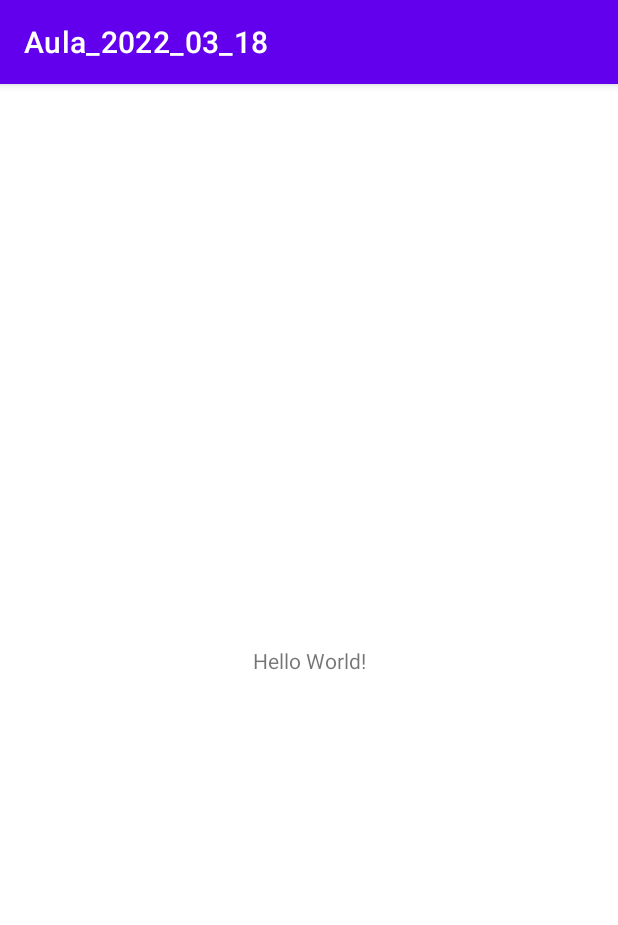
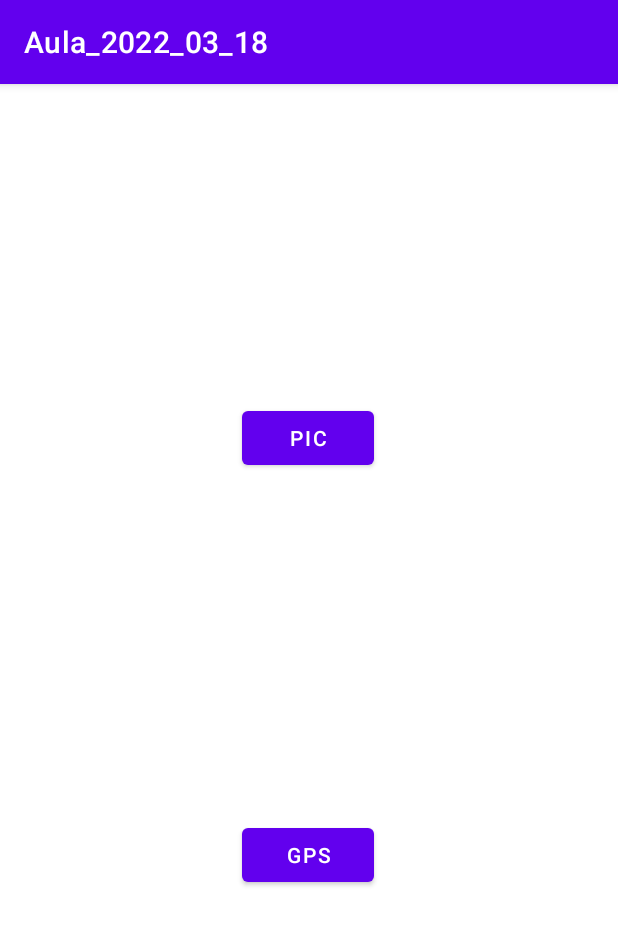
Before and after one commit to lucasnazato/TarefasMobile, an Android app: the screen it shows after launch (MainActivity), on a phone screen of 412 x 824 dp. Shown: the top 925 px of the screen. Run offline under Robolectric (Android 15) with nearby library versions, the phone set to English and light mode, and no system bars.

Commit message:
Main e GPStracker adicionados

```diff
--- a/Aula_2022_03_18/app/src/main/java/com/example/aula_2022_03_18/MainActivity.java
+++ b/Aula_2022_03_18/app/src/main/java/com/example/aula_2022_03_18/MainActivity.java
@@ -1,14 +1,85 @@
 package com.example.aula_2022_03_18;
 
+import androidx.annotation.Nullable;
 import androidx.appcompat.app.AppCompatActivity;
+import androidx.core.app.ActivityCompat;
 
+import android.Manifest;
+import android.content.Intent;
+import android.content.pm.PackageManager;
+import android.graphics.Bitmap;
+import android.location.Location;
 import android.os.Bundle;
+import android.provider.MediaStore;
+import android.view.View;
+import android.widget.Button;
+import android.widget.ImageView;
+import android.widget.Toast;
 
 public class MainActivity extends AppCompatActivity {
 
+    // Criar variaveis para imagem e botão
+    private ImageView imageViewFoto;
+    private Button btnGeo;
+
+    //
     @Override
     protected void onCreate(Bundle savedInstanceState) {
         super.onCreate(savedInstanceState);
         setContentView(R.layout.activity_main);
+
+        // Atribuir botao
+        btnGeo = (Button) findViewById(R.id.btn_gps);
+        ActivityCompat.requestPermissions(this, new String[] {Manifest.permission.ACCESS_FINE_LOCATION}, 123);
+
+        //
+        btnGeo.setOnClickListener(new View.OnClickListener() {
+            //
+            @Override
+            public void onClick(View view) {
+                GPStracker g = new GPStracker(getApplication());
+                Location l = g.getLocation();
+                // Se localização não for nula, pegar a latitude e longitude, concatenar e escrever na tela
+                if(l != null) {
+                    double lat = l.getLatitude();
+                    double lon = l.getLongitude();
+                    Toast.makeText(getApplicationContext(), "LATITUDE: " + lat +"\n LONGITUDE: " + lon, Toast.LENGTH_LONG).show();
+                }
+            }
+        });
+
+        // Checar permissão de uso da camera no Manifest
+        if(ActivityCompat.checkSelfPermission(this, Manifest.permission.CAMERA) != PackageManager.PERMISSION_GRANTED){
+            ActivityCompat.requestPermissions(this, new String[] {Manifest.permission.CAMERA}, 0);
+        }
+
+        // Declarar
+        imageViewFoto = (ImageView) findViewById(R.id.image_foto);
+        findViewById(R.id.btn_pic).setOnClickListener(new View.OnClickListener() {
+
+            // Sobrescrever OnClickView
+            @Override
+            public void onClick(View view) {
+                tirarFoto();
+            }
+        });
+    }
+
+    private void tirarFoto() {
+        Intent intent = new Intent(MediaStore.ACTION_IMAGE_CAPTURE);
+        startActivityForResult(intent, 1);
+    }
+
+    //
+    @Override
+    protected void onActivityResult(int requestCode, int resultCode, @Nullable Intent data) {
+
+        //
+        if(requestCode == 1 && resultCode == RESULT_OK){
+            Bundle extras = data.getExtras();
+            Bitmap imagem = (Bitmap) extras.get("data");
+            imageViewFoto.setImageBitmap(imagem);
+        }
+        super.onActivityResult(requestCode, resultCode, data);
     }
 }
--- a/Aula_2022_03_18/app/src/main/res/layout/activity_main.xml
+++ b/Aula_2022_03_18/app/src/main/res/layout/activity_main.xml
@@ -6,13 +6,36 @@
     android:layout_height="match_parent"
     tools:context=".MainActivity">
 
-    <TextView
+    <Button
+        android:id="@+id/btn_gps"
         android:layout_width="wrap_content"
         android:layout_height="wrap_content"
-        android:text="Hello World!"
+        android:text="GPS"
         app:layout_constraintBottom_toBottomOf="parent"
-        app:layout_constraintLeft_toLeftOf="parent"
-        app:layout_constraintRight_toRightOf="parent"
-        app:layout_constraintTop_toTopOf="parent" />
+        app:layout_constraintEnd_toEndOf="parent"
+        app:layout_constraintHorizontal_bias="0.498"
+        app:layout_constraintStart_toStartOf="parent"
+        app:layout_constraintTop_toBottomOf="@+id/btn_pic" />
 
+    <Button
+        android:id="@+id/btn_pic"
+        android:layout_width="wrap_content"
+        android:layout_height="wrap_content"
+        android:layout_marginTop="132dp"
+        android:text="Pic"
+        app:layout_constraintEnd_toEndOf="parent"
+        app:layout_constraintHorizontal_bias="0.498"
+        app:layout_constraintStart_toStartOf="parent"
+        app:layout_constraintTop_toBottomOf="@+id/image_foto" />
+
+    <ImageView
+        android:id="@+id/image_foto"
+        android:layout_width="wrap_content"
+        android:layout_height="wrap_content"
+        android:layout_marginTop="80dp"
+        app:layout_constraintEnd_toEndOf="parent"
+        app:layout_constraintHorizontal_bias="0.498"
+        app:layout_constraintStart_toStartOf="parent"
+        app:layout_constraintTop_toTopOf="parent"
+        tools:srcCompat="@tools:sample/avatars" />
 </androidx.constraintlayout.widget.ConstraintLayout>
```
Also changed, not shown: Aula_2022_03_18/app/src/main/AndroidManifest.xml (+7 -0 lines), Aula_2022_03_18/app/src/main/java/com/example/aula_2022_03_18/GPStracker.java (added, +56 -0 lines).
